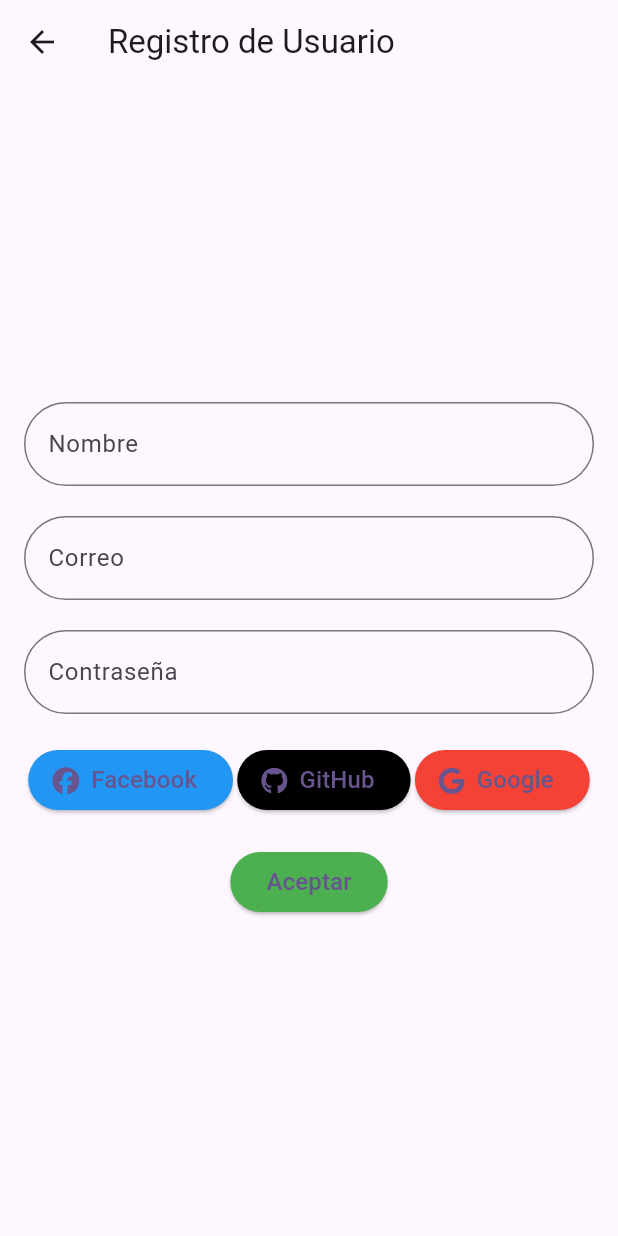
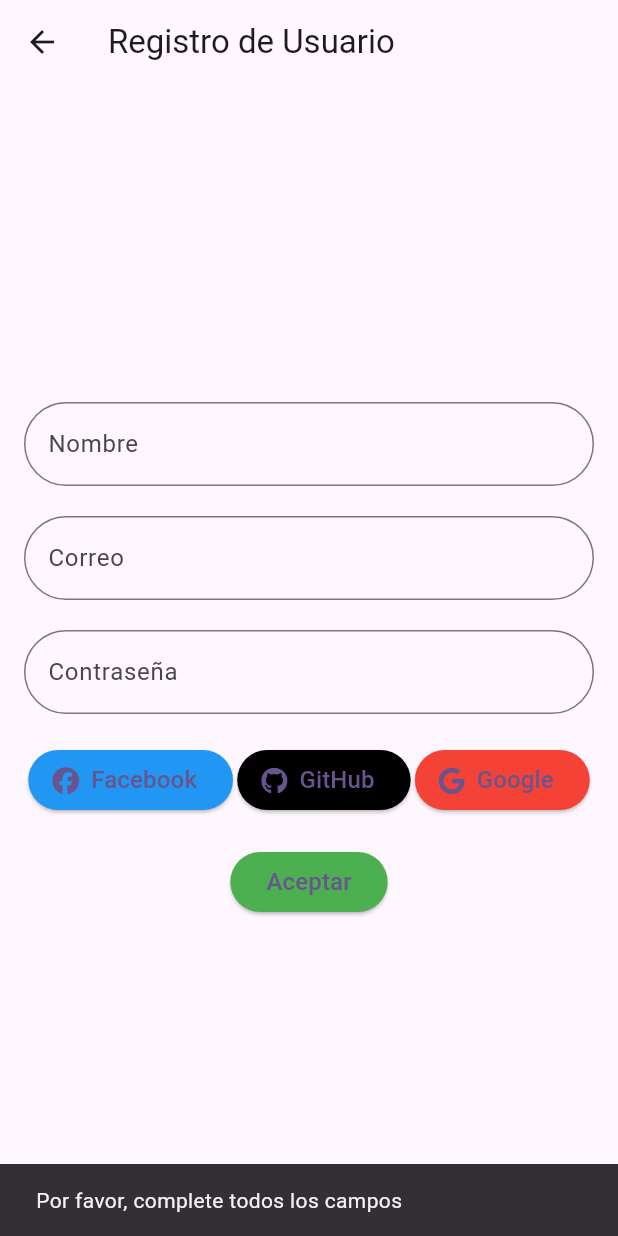
Before and after one commit to MAXEL599/app-riego, a Flutter app: the RegistroPage screen opened directly, after a tap on "Aceptar", on a phone screen of 412 x 824 dp. Run offline on Flutter 3.47's test engine with Material 3 defaults, Android fonts, the phone set to English and light mode, and no system bars; our stand-ins replace firebase_auth, font_awesome_flutter; accounts and stored records are empty; Roboto replaces fonts that are missing (Arial).

Commit message:
cambio de artefatos

```diff
--- a/lib/registro.dart
+++ b/lib/registro.dart
@@ -1,8 +1,36 @@
 import 'package:flutter/material.dart';
 import 'package:font_awesome_flutter/font_awesome_flutter.dart';
+import 'package:firebase_auth/firebase_auth.dart';
+import 'principal.dart';
 
-class RegistroPage extends StatelessWidget {
+class RegistroPage extends StatefulWidget {
   const RegistroPage({super.key});
+
+  @override
+  // ignore: library_private_types_in_public_api
+  _RegistroPageState createState() => _RegistroPageState();
+}
+
+class _RegistroPageState extends State<RegistroPage> {
+  final TextEditingController _nameController = TextEditingController();
+  final TextEditingController _emailController = TextEditingController();
+  final TextEditingController _passwordController = TextEditingController();
+
+  void _register() {
+    if (_nameController.text.isNotEmpty &&
+        _emailController.text.isNotEmpty &&
+        _passwordController.text.isNotEmpty) {
+      Navigator.push(
+        context,
+        MaterialPageRoute(builder: (context) => const PrincipalPage()),
+      );
+    } else {
+      // Mostrar un mensaje de error o alerta
+      ScaffoldMessenger.of(context).showSnackBar(
+        const SnackBar(content: Text('Por favor, complete todos los campos')),
+      );
+    }
+  }
 
   @override
   Widget build(BuildContext context) {
@@ -17,6 +45,7 @@ class RegistroPage extends StatelessWidget {
           children: <Widget>[
             // Campo de texto para el nombre
             TextField(
+              controller: _nameController,
               decoration: const InputDecoration(
                 labelText: 'Nombre',
                 border: OutlineInputBorder(
@@ -28,6 +57,7 @@ class RegistroPage extends StatelessWidget {
             const SizedBox(height: 20),
             // Campo de texto para el correo
             TextField(
+              controller: _emailController,
               decoration: const InputDecoration(
                 labelText: 'Correo',
                 border: OutlineInputBorder(
@@ -39,6 +69,7 @@ class RegistroPage extends StatelessWidget {
             const SizedBox(height: 20),
             // Campo de texto para la contraseña
             TextField(
+              controller: _passwordController,
               decoration: const InputDecoration(
                 labelText: 'Contraseña',
                 border: OutlineInputBorder(
@@ -97,9 +128,7 @@ class RegistroPage extends StatelessWidget {
             const SizedBox(height: 20),
             // Botón para aceptar el registro
             ElevatedButton(
-              onPressed: () {
-                // Lógica para completar el registro
-              },
+              onPressed: _register,
               style: ElevatedButton.styleFrom(
                 backgroundColor: Colors.green,
               ),
```
